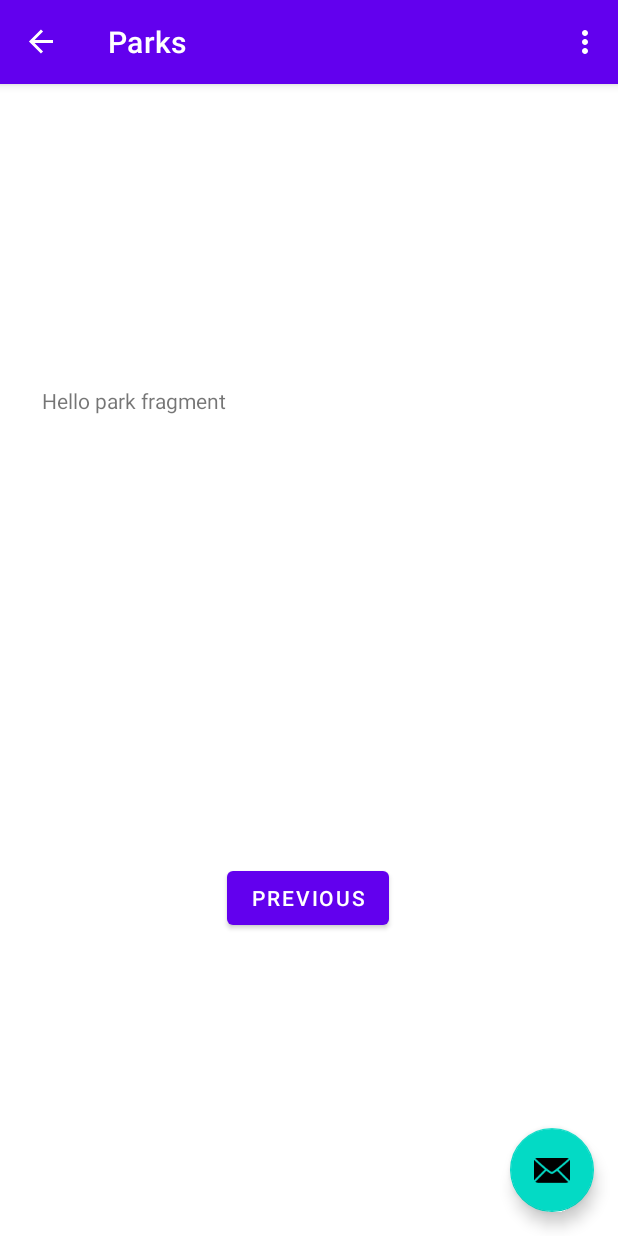
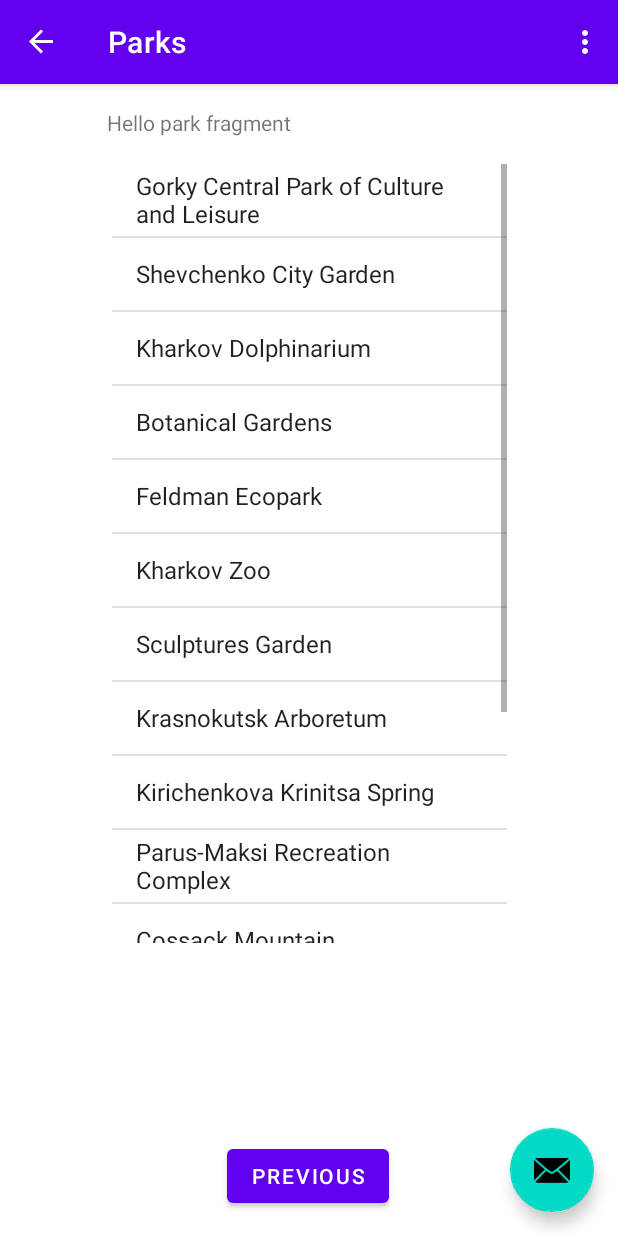
Before and after one commit to Kodemaster3/guide_kh, an Android app: the ParkFragment screen opened through its navigation route, on a phone screen of 412 x 824 dp. Run offline under Robolectric (Android 15) with nearby library versions, the phone set to English and light mode, and no system bars; our stand-ins replace navigation-ui.

Commit message:
add implementation 3 view screen

```diff
--- a/app/src/main/java/com/example/guide_app_kh/HomeFragment.kt
+++ b/app/src/main/java/com/example/guide_app_kh/HomeFragment.kt
@@ -32,6 +32,11 @@ class HomeFragment : Fragment() {
     override fun onViewCreated(view: View, savedInstanceState: Bundle?) {
         super.onViewCreated(view, savedInstanceState)
 
+        ///https://medium.com/nuances-of-programming/android-networking-%D0%B2-2019-retrofit-%D1%81-kotlin-coroutines-7254e68ca4a4
+
+
+
+
         binding.buttonRestaurant.setOnClickListener {
             findNavController().navigate(R.id.action_homeFragment_to_restaurantFragment)
         }
--- a/app/src/main/java/com/example/guide_app_kh/ParkFragment.kt
+++ b/app/src/main/java/com/example/guide_app_kh/ParkFragment.kt
@@ -5,6 +5,8 @@ import androidx.fragment.app.Fragment
 import android.view.LayoutInflater
 import android.view.View
 import android.view.ViewGroup
+import android.widget.ArrayAdapter
+import android.widget.ListView
 import androidx.navigation.fragment.findNavController
 import com.example.guide_app_kh.databinding.FragmentParkBinding
 
@@ -33,6 +35,13 @@ class ParkFragment : Fragment() {
     override fun onViewCreated(view: View, savedInstanceState: Bundle?) {
         super.onViewCreated(view, savedInstanceState)
 
+        val context = context as MainActivity
+        val listItem = resources.getStringArray(R.array.parks)
+
+        val lv = context.findViewById(R.id.listItemPark) as ListView
+        val adapter = ArrayAdapter(context, android.R.layout.simple_list_item_1, listItem)
+        lv.adapter = adapter
+
         binding.buttonHome.setOnClickListener {
             findNavController().navigate(R.id.action_parkFragment_to_homeFragment)
         }
--- a/app/src/main/res/layout/fragment_home.xml
+++ b/app/src/main/res/layout/fragment_home.xml
@@ -20,6 +20,7 @@
         android:id="@+id/button_history"
         android:layout_width="150dp"
         android:layout_height="50dp"
+        android:layout_marginTop="10dp"
         android:text="@string/history"
         app:layout_constraintEnd_toEndOf="parent"
         app:layout_constraintHorizontal_bias="0.498"
--- a/app/src/main/res/layout/fragment_park.xml
+++ b/app/src/main/res/layout/fragment_park.xml
@@ -8,11 +8,12 @@
 
     <TextView
         android:id="@+id/textview_second"
-        android:layout_width="356dp"
-        android:layout_height="115dp"
+        android:layout_width="268dp"
+        android:layout_height="27dp"
+        android:layout_marginTop="16dp"
         android:text="@string/park_fragment"
-        app:layout_constraintBottom_toTopOf="@id/button_home"
         app:layout_constraintEnd_toEndOf="parent"
+        app:layout_constraintHorizontal_bias="0.496"
         app:layout_constraintStart_toStartOf="parent"
         app:layout_constraintTop_toTopOf="parent" />
 
@@ -20,11 +21,20 @@
         android:id="@+id/button_home"
         android:layout_width="wrap_content"
         android:layout_height="wrap_content"
+        android:layout_marginBottom="16dp"
         android:text="@string/previous"
         app:layout_constraintBottom_toBottomOf="parent"
         app:layout_constraintEnd_toEndOf="parent"
         app:layout_constraintHorizontal_bias="0.498"
+        app:layout_constraintStart_toStartOf="parent" />
+
+    <ListView
+        android:id="@+id/listItemPark"
+        android:layout_width="263dp"
+        android:layout_height="519dp"
+        android:layout_marginTop="10dp"
+        app:layout_constraintEnd_toEndOf="parent"
         app:layout_constraintStart_toStartOf="parent"
-        app:layout_constraintTop_toBottomOf="@id/textview_second" />
+        app:layout_constraintTop_toBottomOf="@+id/textview_second" />
 
 </androidx.constraintlayout.widget.ConstraintLayout>
--- /dev/null
+++ b/app/src/main/res/values/arrays.xml
@@ -0,0 +1,47 @@
+<?xml version="1.0" encoding="utf-8"?>
+<resources>
+    <!--    https://www.tripadvisor.co.uk/Restaurants-g295369-Kharkiv_Kharkiv_Oblast.html-->
+    <string-array name="restaurants">
+        <item>Chekhov Restaurant</item>
+        <item>Mindal Lounge Cafe</item>
+        <item>Sharikoff</item>
+        <item>44 Favorite Place</item>
+        <item>Gorcafe 1654</item>
+        <item>Chekhov Restaurant</item>
+        <item>Mindal Lounge Cafe</item>
+        <item>Sharikoff</item>
+        <item>Montana Restaurant</item>
+        <item>Pushka</item>
+        <item>Nasha Dacha</item>
+        <item>Mama Manana Kharkiv</item>
+        <item>Osteria Il Tartufo</item>
+        <item>Gdeburger</item>
+    </string-array>
+
+    <!--    https://www.tripadvisor.co.uk/Attractions-g2693125-Activities-c57-Kharkiv_Oblast.html-->
+    <string-array name="parks">
+        <item>Gorky Central Park of Culture and Leisure</item>
+        <item>Shevchenko City Garden</item>
+        <item>Kharkov Dolphinarium</item>
+        <item>Botanical Gardens</item>
+        <item>Feldman Ecopark</item>
+        <item>Kharkov Zoo</item>
+        <item>Sculptures Garden</item>
+        <item>Krasnokutsk Arboretum</item>
+        <item>Kirichenkova Krinitsa Spring</item>
+        <item>Parus-Maksi Recreation Complex</item>
+        <item>Cossack Mountain</item>
+        <item>Pokrovskiy City Park</item>
+        <item>Slobozhanskyi National Nature Park</item>
+        <item>Artem Culture and Recreation Park</item>
+        <item>Park Pozharnykh</item>
+    </string-array>
+
+    <string-array name="theaters">
+        <item>The Kharkov National Academic Opera and Ballet Theatre</item>
+        <item>Kharkiv Ukrainian Drama Theatre</item>
+        <item>Opera and Ballet theatre</item>
+        <item>V.A. Afanasyev Theatre of Puppets</item>
+        <item>Kharkiv Philharmonic Society</item>
+    </string-array>>
+</resources>
```
Also changed, not shown: app/src/main/java/com/example/guide_app_kh/RestaurantFragment.kt (+10 -2 lines), app/src/main/java/com/example/guide_app_kh/TheaterFragment.kt (+9 -0 lines), app/src/main/res/layout/fragment_restaurant.xml (+32 -4 lines), app/src/main/res/layout/fragment_theater.xml (+13 -4 lines).
